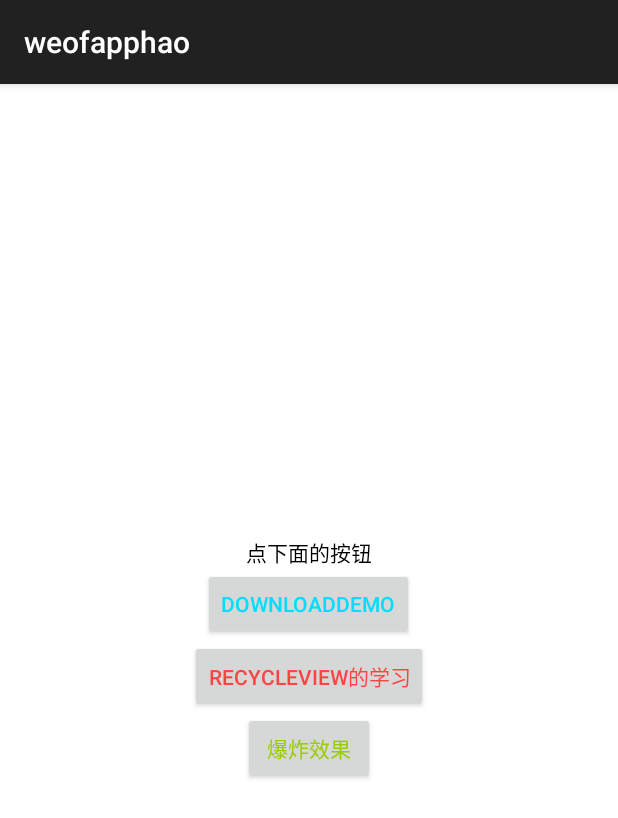
After one commit to hygx/weofapp, an Android app: the RrtoyewxExplosionActivity screen opened directly, with no data from a screen before it, on a phone screen of 412 x 824 dp. The commit adds this screen. Shown: the top 818 px of the screen. Run offline under Robolectric (Android 15) with nearby library versions, the phone set to English and light mode, and no system bars; our stand-ins replace ButterKnife; 1 statement that could not run was skipped.

Commit message:
rrtoyewx  explosionview

```diff
--- /dev/null
+++ b/app/src/main/java/com/example/weofapphao/xqq/explosionfield/RrtoyewxExplosionActivity.java
@@ -0,0 +1,62 @@
+package com.example.weofapphao.xqq.explosionfield;
+
+import android.content.Context;
+import android.content.Intent;
+import android.os.Bundle;
+import android.support.v7.app.AppCompatActivity;
+import android.view.View;
+import android.widget.Button;
+
+import com.example.weofapphao.R;
+
+import butterknife.ButterKnife;
+import butterknife.InjectView;
+
+/**
+ * Created by Rrtoyewx on 15/11/14.
+ */
+public class RrtoyewxExplosionActivity extends AppCompatActivity {
+
+    @InjectView(R.id.btn_rrtoyewx_main_download)
+    Button btnRrtoyewxMainDownload;
+    @InjectView(R.id.btn_rrtoyewx_main_recycleview)
+    Button btnRrtoyewxMainRecycleview;
+    @InjectView(R.id.btn_rrtoyewx_main_explosion)
+    Button btnRrtoyewxMainExplosion;
+    private ExplosionField mExplosionField;
+
+    public static void start(Context context) {
+        Intent it = new Intent(context, RrtoyewxExplosionActivity.class);
+        context.startActivity(it);
+    }
+
+    @Override
+    protected void onCreate(Bundle savedInstanceState) {
+        super.onCreate(savedInstanceState);
+        setContentView(R.layout.activity_rrtoyewx_main);
+        ButterKnife.inject(this);
+        mExplosionField = ExplosionField.attach2Window(this);
+        bind();
+    }
+
+    private void bind() {
+        btnRrtoyewxMainExplosion.setOnClickListener(new View.OnClickListener() {
+            @Override
+            public void onClick(View v) {
+                mExplosionField.explode(btnRrtoyewxMainExplosion);
+            }
+        });
+        btnRrtoyewxMainRecycleview.setOnClickListener(new View.OnClickListener() {
+            @Override
+            public void onClick(View v) {
+                mExplosionField.explode(btnRrtoyewxMainRecycleview);
+            }
+        });
+        btnRrtoyewxMainDownload.setOnClickListener(new View.OnClickListener() {
+            @Override
+            public void onClick(View v) {
+                mExplosionField.explode(btnRrtoyewxMainDownload);
+            }
+        });
+    }
+}
--- a/app/src/main/res/layout/activity_rrtoyewx_main.xml
+++ b/app/src/main/res/layout/activity_rrtoyewx_main.xml
@@ -6,19 +6,32 @@
     android:gravity="center"
     android:orientation="vertical">
 
+    <TextView
+        android:layout_width="wrap_content"
+        android:layout_height="wrap_content"
+        android:text="点下面的按钮"
+        android:textColor="@android:color/black" />
+
     <Button
         android:id="@+id/btn_rrtoyewx_main_download"
         android:layout_width="wrap_content"
         android:layout_height="wrap_content"
-        android:textColor="@android:color/black"
-        android:text="downloaddemo" />
+        android:text="downloaddemo"
+        android:textColor="@android:color/holo_blue_bright" />
 
     <Button
         android:id="@+id/btn_rrtoyewx_main_recycleview"
         android:layout_width="wrap_content"
         android:layout_height="wrap_content"
-        android:textColor="@android:color/black"
-        android:text="recycleView的学习" />
+        android:text="recycleView的学习"
+        android:textColor="@android:color/holo_red_light" />
+
+    <Button
+        android:id="@+id/btn_rrtoyewx_main_explosion"
+        android:layout_width="wrap_content"
+        android:layout_height="wrap_content"
+        android:text="爆炸效果"
+        android:textColor="@android:color/holo_green_light" />
 
 
 </LinearLayout>
```
Also changed, not shown: app/src/main/AndroidManifest.xml (+11 -6 lines), app/src/main/java/com/example/weofapphao/xqq/RrtoyewxMainActivity.java (+9 -1 lines), app/src/main/java/com/example/weofapphao/xqq/explosionfield/ExplosionAnimator.java (added, +154 -0 lines), app/src/main/java/com/example/weofapphao/xqq/utils/Utils.java (added, +69 -0 lines), 1 other file.
